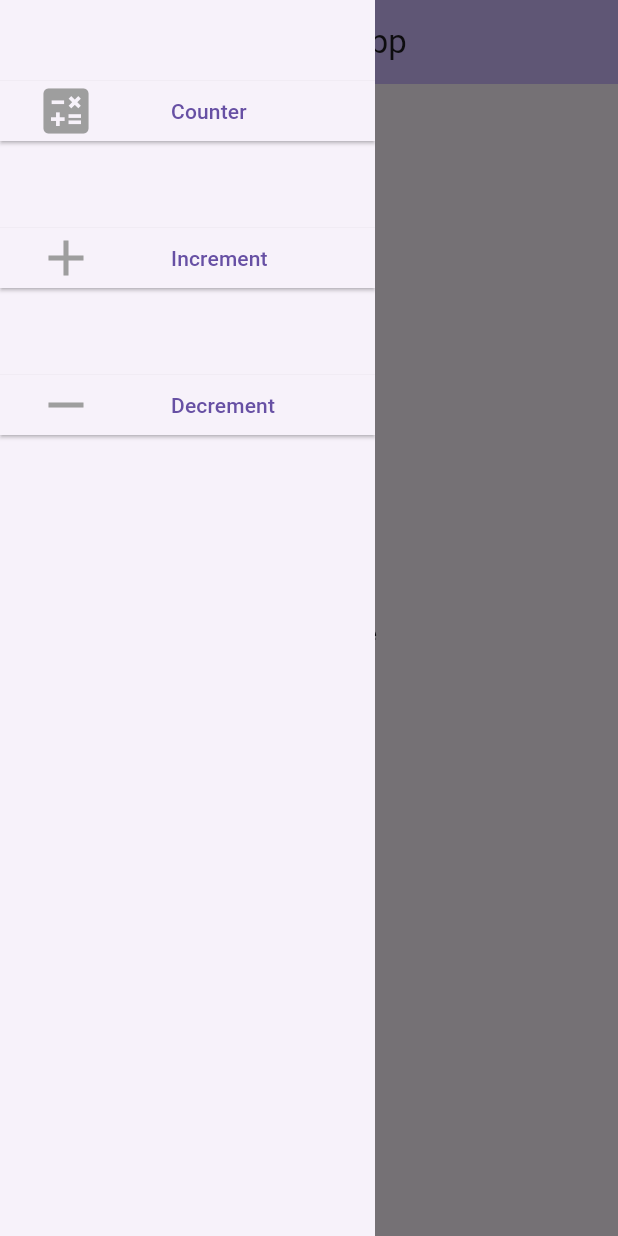
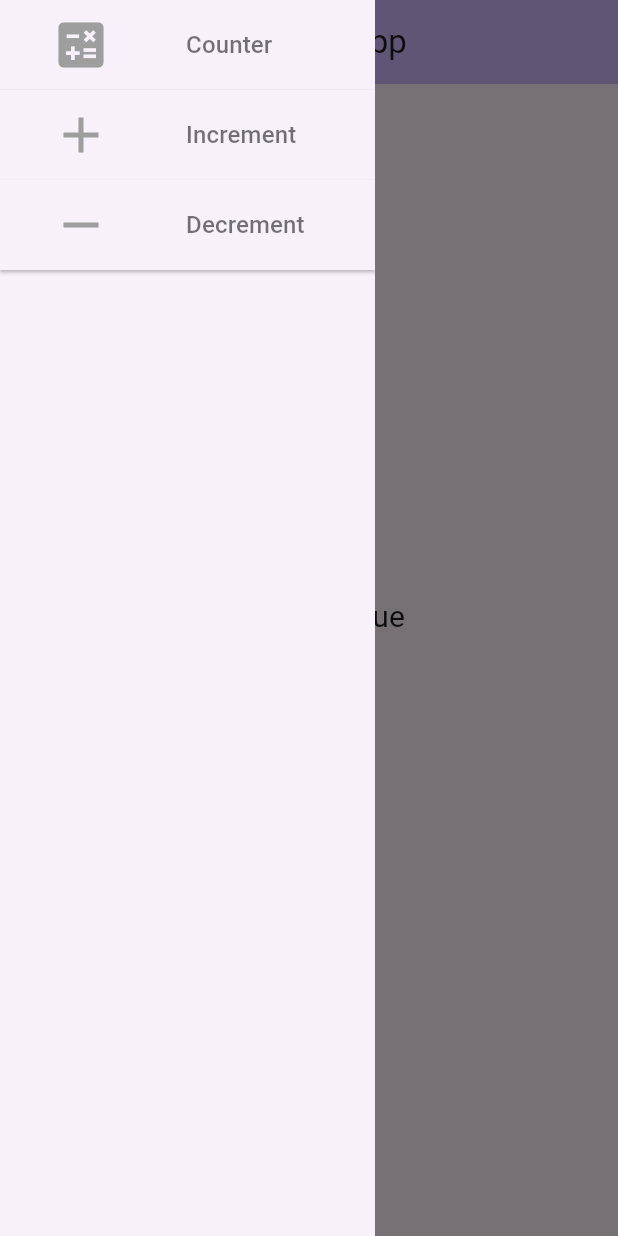
Before and after one commit to Sean-G-Han/counter_flutter_bloc, a Flutter app: the screen it shows after launch, with the side drawer open, on a phone screen of 412 x 824 dp. Run offline on Flutter 3.47's test engine with Material 3 defaults, Android fonts, the phone set to English and light mode, and no system bars; our stand-ins replace flutter_bloc, go_router.

Commit message:
Editted UI

```diff
--- a/counter_application/lib/home_page.dart
+++ b/counter_application/lib/home_page.dart
@@ -23,15 +23,18 @@ class MyHomePage extends StatelessWidget {
         child: Column(
           mainAxisAlignment: MainAxisAlignment.center,
           children: <Widget>[
-            const Text(
-              'Counter Value',
-            ),
+            const Text('Counter Value',
+                style: TextStyle(
+                  fontSize: 20,
+                )),
             BlocBuilder<CounterCubit, int>(
                 bloc: counterCubit,
                 builder: (context, count) {
                   return Text(
                     count.toString(),
-                    style: Theme.of(context).textTheme.headlineMedium,
+                    style: TextStyle(
+                      fontSize: 40.0,
+                    ),
                   );
                 }),
           ],
--- a/counter_application/lib/nav_drawer_item.dart
+++ b/counter_application/lib/nav_drawer_item.dart
@@ -14,22 +14,25 @@ class NavIcon extends StatelessWidget {
 
   @override
   Widget build(BuildContext context) {
-    return Container(
-      margin: EdgeInsets.fromLTRB(0, 50.0, 0, 0),
-      child: ElevatedButton(
-        style: ElevatedButton.styleFrom(
-          shape: RoundedRectangleBorder(
-            borderRadius: BorderRadius.zero, // Remove rounded corners
-          ),
+    return ElevatedButton(
+      style: ElevatedButton.styleFrom(
+        shape: RoundedRectangleBorder(
+          borderRadius: BorderRadius.zero, // Remove rounded corners
         ),
-        onPressed: () => context.go(goRouterLink),
+      ),
+      onPressed: () => context.go(goRouterLink),
+      child: Padding(
+        padding: const EdgeInsets.all(10.0),
         child: Row(
           children: [
             Padding(
               padding: const EdgeInsets.fromLTRB(0, 0, 50.0, 0),
               child: Icon(icon, color: Colors.grey, size: 40),
             ),
-            Text(name),
+            Text(
+              name,
+              style: TextStyle(fontSize: 16.0, color: Colors.black54),
+            ),
           ],
         ),
       ),
```
